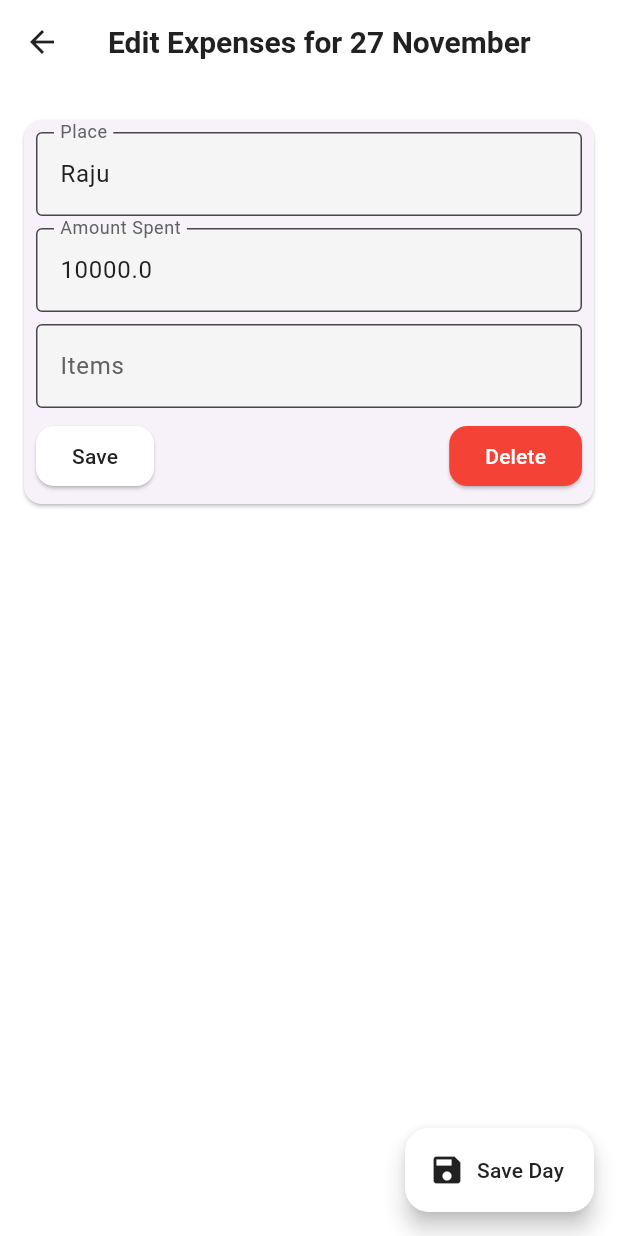
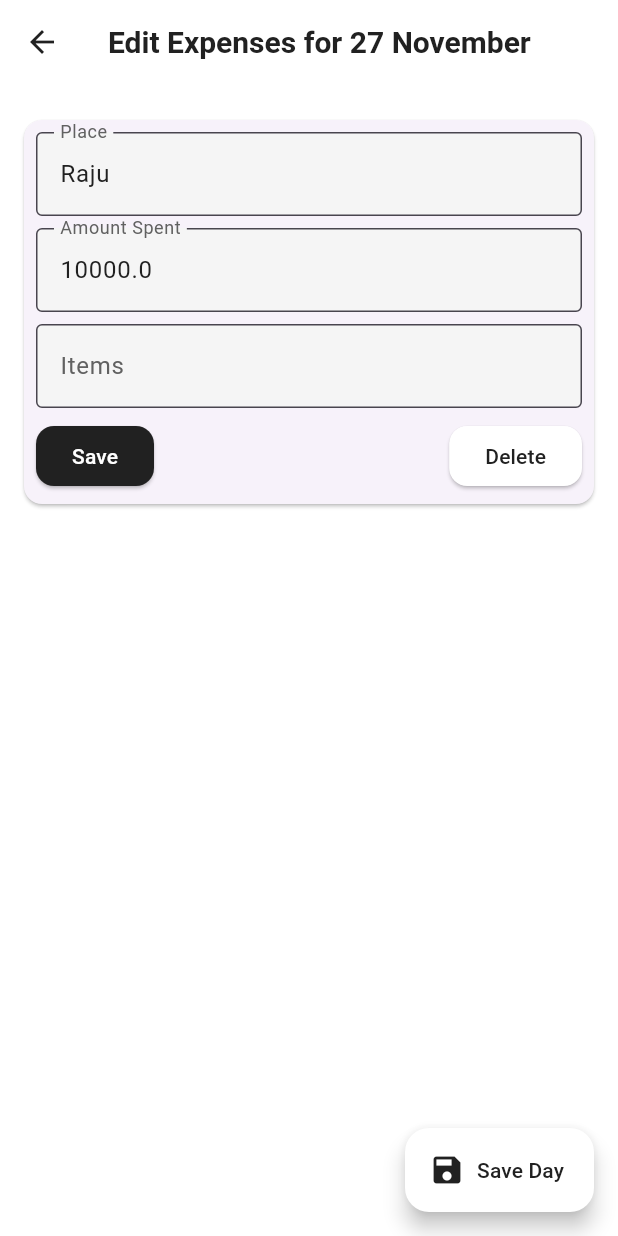
Before and after one commit to R4f4y04/bachat, a Flutter app: the EditDayPage screen opened directly with empty values, on a phone screen of 412 x 824 dp. Run offline on Flutter 3.47's test engine with Material 3 defaults, Android fonts, the phone set to English and light mode, and no system bars; our stand-ins replace flutter_slidable.

Commit message:
made edit expense more aesthetic

```diff
--- a/lib/EditExpensePage.dart
+++ b/lib/EditExpensePage.dart
@@ -107,9 +107,9 @@ class _EditDayPageState extends State<EditDayPage> {
                         ElevatedButton(
                           style: ElevatedButton.styleFrom(
                             backgroundColor:
+                                Theme.of(context).appBarTheme.foregroundColor,
+                            foregroundColor:
                                 Theme.of(context).appBarTheme.backgroundColor,
-                            foregroundColor:
-                                Theme.of(context).appBarTheme.foregroundColor,
                           ),
                           onPressed: () {
                             final newPlace = customPlaceController.text;
@@ -125,8 +125,10 @@ class _EditDayPageState extends State<EditDayPage> {
                         ),
                         ElevatedButton(
                           style: ElevatedButton.styleFrom(
-                            backgroundColor: Colors.red,
-                            foregroundColor: Colors.white,
+                            backgroundColor:
+                                Theme.of(context).appBarTheme.backgroundColor,
+                            foregroundColor:
+                                Theme.of(context).appBarTheme.foregroundColor,
                           ),
                           onPressed: () {
                             _deletePlace(placeIndex);
```
